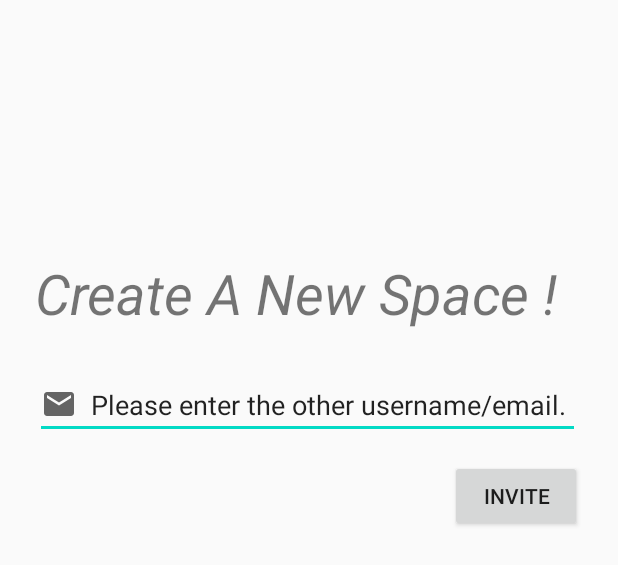
After one commit to Tec9-RushB-Group/OurSpace, an Android app: the layout activity_add_space.xml on its own in the app's theme, with its tools: preview values and no code run, on a phone screen of 412 x 824 dp. The commit adds this screen. Shown: the top 565 px of the screen. Run offline under Robolectric (Android 15) with nearby library versions, the phone set to English and light mode, and no system bars; Roboto replaces fonts that are not available here.

Commit message:
small change

```diff
--- /dev/null
+++ b/app/src/main/res/drawable/ic_baseline_email_24.xml
@@ -0,0 +1,10 @@
+<vector xmlns:android="http://schemas.android.com/apk/res/android"
+    android:width="24dp"
+    android:height="24dp"
+    android:viewportWidth="24"
+    android:viewportHeight="24"
+    android:tint="?attr/colorControlNormal">
+  <path
+      android:fillColor="@android:color/white"
+      android:pathData="M20,4L4,4c-1.1,0 -1.99,0.9 -1.99,2L2,18c0,1.1 0.9,2 2,2h16c1.1,0 2,-0.9 2,-2L22,6c0,-1.1 -0.9,-2 -2,-2zM20,8l-8,5 -8,-5L4,6l8,5 8,-5v2z"/>
+</vector>
--- /dev/null
+++ b/app/src/main/res/layout/activity_add_space.xml
@@ -0,0 +1,45 @@
+<?xml version="1.0" encoding="utf-8"?>
+<RelativeLayout xmlns:android="http://schemas.android.com/apk/res/android"
+    xmlns:app="http://schemas.android.com/apk/res-auto"
+    xmlns:tools="http://schemas.android.com/tools"
+    android:id="@+id/find_space"
+    tools:context=".FindSpace"
+    android:layout_width="match_parent"
+    android:layout_height="match_parent">
+
+    <TextView
+        android:id="@+id/create_new_space"
+        android:layout_width="363dp"
+        android:layout_height="wrap_content"
+        android:layout_alignParentEnd="true"
+        android:layout_alignParentBottom="true"
+        android:layout_marginEnd="25dp"
+        android:layout_marginBottom="603dp"
+        android:text="Create A New Space !"
+        android:textSize="37sp"
+        android:textStyle="italic"/>
+
+    <EditText
+        android:id="@+id/get_second_email"
+        android:layout_width="363dp"
+        android:layout_height="wrap_content"
+        android:layout_alignParentEnd="true"
+        android:layout_alignParentBottom="true"
+        android:layout_marginEnd="25dp"
+        android:layout_marginBottom="531dp"
+        android:drawableStart="@drawable/ic_baseline_email_24"
+        android:ems="10"
+        android:inputType="textPersonName"
+        android:text="  Please enter the other username/email." />
+
+    <Button
+        android:id="@+id/invitation"
+        android:layout_width="wrap_content"
+        android:layout_height="wrap_content"
+        android:layout_alignParentEnd="true"
+        android:layout_alignParentBottom="true"
+        android:layout_marginEnd="24dp"
+        android:layout_marginBottom="469dp"
+        android:text="Invite" />
+
+</RelativeLayout>
```
Also changed, not shown: app/src/main/AndroidManifest.xml (+5 -3 lines), app/src/main/java/com/tec9rushbgroup/ourspace/FindSpace.java (added, +16 -0 lines), app/src/main/java/com/tec9rushbgroup/ourspace/Logedin.java (added, +63 -0 lines), app/src/main/res/layout/activity_logedin.xml (+43 -29 lines).
